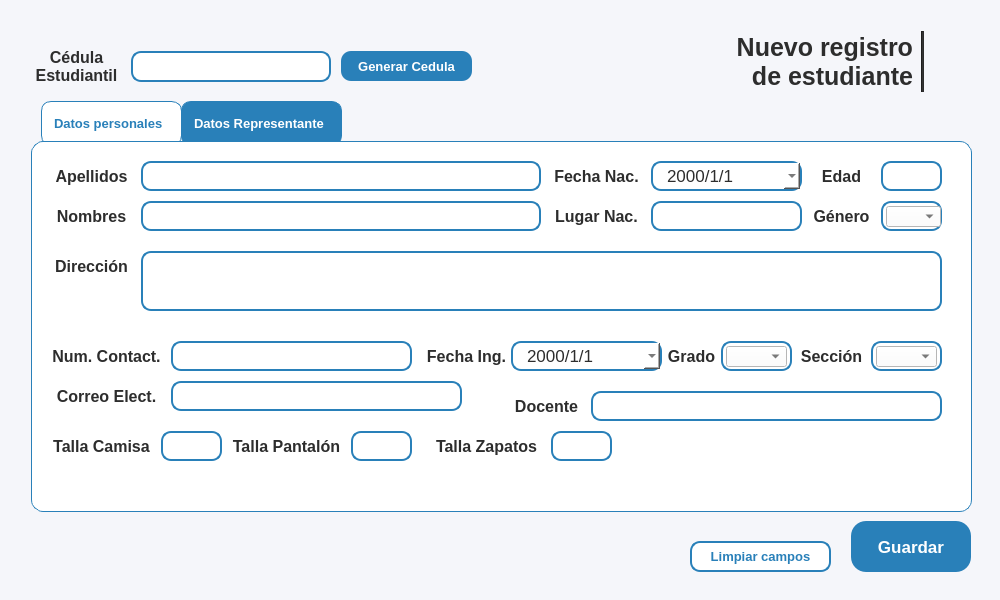
This is resources/ui/registro_estu.ui in Proyecto-Uptjaa/Proyecto_SIRA as Qt 5 draws it before an edit. The edited form follows.
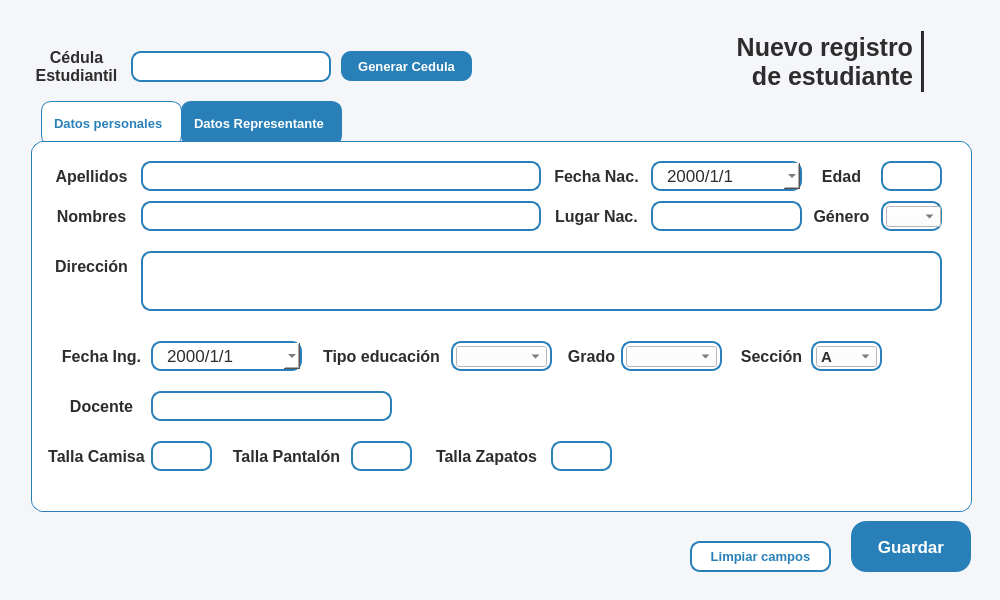
This is the edited form. The open tabs and pages were chosen to show the change. Icons and pictures are not drawn.

Commit message: Ajustes en interfaz: Agregado campo de Tipo Educacion, y eliminacion de campos para num. contact y correo.

Diff of the .ui file:
```diff
--- a/resources/ui/registro_estu.ui
+++ b/resources/ui/registro_estu.ui
@@ -705,97 +705,12 @@
             <set>Qt::AlignmentFlag::AlignCenter</set>
            </property>
           </widget>
-          <widget class="QLineEdit" name="lneNum_reg_estu">
-           <property name="geometry">
-            <rect>
-             <x>130</x>
-             <y>190</y>
-             <width>241</width>
-             <height>30</height>
-            </rect>
-           </property>
-           <property name="minimumSize">
-            <size>
-             <width>100</width>
-             <height>30</height>
-            </size>
-           </property>
-           <property name="maximumSize">
-            <size>
-             <width>400</width>
-             <height>30</height>
-            </size>
-           </property>
-           <property name="font">
-            <font>
-             <family>Segoe UI</family>
-            </font>
-           </property>
-           <property name="focusPolicy">
-            <enum>Qt::FocusPolicy::ClickFocus</enum>
-           </property>
-           <property name="styleSheet">
-            <string notr="true">QLineEdit {
-    border: 2px solid #2980b9;
-    border-radius: 10px;
-    padding: 3px 8px;
-    background-color: white;
-}</string>
-           </property>
-           <property name="text">
-            <string/>
-           </property>
-           <property name="alignment">
-            <set>Qt::AlignmentFlag::AlignLeading|Qt::AlignmentFlag::AlignLeft|Qt::AlignmentFlag::AlignVCenter</set>
-           </property>
-           <property name="placeholderText">
-            <string/>
-           </property>
-          </widget>
           <widget class="QLabel" name="label_31">
            <property name="geometry">
             <rect>
-             <x>10</x>
-             <y>230</y>
-             <width>111</width>
-             <height>30</height>
-            </rect>
-           </property>
-           <property name="minimumSize">
-            <size>
-             <width>0</width>
-             <height>30</height>
-            </size>
-           </property>
-           <property name="maximumSize">
-            <size>
-             <width>16777215</width>
-             <height>30</height>
-            </size>
-           </property>
-           <property name="font">
-            <font>
-             <family>Segoe UI</family>
-             <pointsize>12</pointsize>
-             <bold>true</bold>
-            </font>
-           </property>
-           <property name="styleSheet">
-            <string notr="true">background-color: transparent;</string>
-           </property>
-           <property name="text">
-            <string>Correo Elect.</string>
-           </property>
-           <property name="alignment">
-            <set>Qt::AlignmentFlag::AlignCenter</set>
-           </property>
-          </widget>
-          <widget class="QLabel" name="label_32">
-           <property name="geometry">
-            <rect>
-             <x>10</x>
+             <x>280</x>
              <y>190</y>
-             <width>111</width>
+             <width>121</width>
              <height>30</height>
             </rect>
            </property>
@@ -822,63 +737,16 @@
             <string notr="true">background-color: transparent;</string>
            </property>
            <property name="text">
-            <string>Num. Contact.</string>
+            <string>Tipo educación</string>
            </property>
            <property name="alignment">
             <set>Qt::AlignmentFlag::AlignCenter</set>
            </property>
           </widget>
-          <widget class="QLineEdit" name="lneCorreo_reg_estu">
-           <property name="geometry">
-            <rect>
-             <x>130</x>
-             <y>230</y>
-             <width>291</width>
-             <height>30</height>
-            </rect>
-           </property>
-           <property name="minimumSize">
-            <size>
-             <width>100</width>
-             <height>30</height>
-            </size>
-           </property>
-           <property name="maximumSize">
-            <size>
-             <width>400</width>
-             <height>30</height>
-            </size>
-           </property>
-           <property name="font">
-            <font>
-             <family>Segoe UI</family>
-            </font>
-           </property>
-           <property name="focusPolicy">
-            <enum>Qt::FocusPolicy::ClickFocus</enum>
-           </property>
-           <property name="styleSheet">
-            <string notr="true">QLineEdit {
-    border: 2px solid #2980b9;
-    border-radius: 10px;
-    padding: 3px 8px;
-    background-color: white;
-}</string>
-           </property>
-           <property name="text">
-            <string/>
-           </property>
-           <property name="alignment">
-            <set>Qt::AlignmentFlag::AlignLeading|Qt::AlignmentFlag::AlignLeft|Qt::AlignmentFlag::AlignVCenter</set>
-           </property>
-           <property name="placeholderText">
-            <string/>
-           </property>
-          </widget>
           <widget class="QLabel" name="label_33">
            <property name="geometry">
             <rect>
-             <x>620</x>
+             <x>520</x>
              <y>190</y>
              <width>61</width>
              <height>30</height>
@@ -916,7 +784,7 @@
           <widget class="QLabel" name="label_34">
            <property name="geometry">
             <rect>
-             <x>760</x>
+             <x>700</x>
              <y>190</y>
              <width>61</width>
              <height>30</height>
@@ -954,9 +822,9 @@
           <widget class="QLineEdit" name="lneDocente_reg_estu">
            <property name="geometry">
             <rect>
-             <x>550</x>
+             <x>110</x>
              <y>240</y>
-             <width>351</width>
+             <width>241</width>
              <height>30</height>
             </rect>
            </property>
@@ -1001,9 +869,9 @@
           <widget class="QLabel" name="label_35">
            <property name="geometry">
             <rect>
-             <x>470</x>
+             <x>0</x>
              <y>240</y>
-             <width>71</width>
+             <width>121</width>
              <height>30</height>
             </rect>
            </property>
@@ -1039,9 +907,9 @@
           <widget class="QLabel" name="label_42">
            <property name="geometry">
             <rect>
-             <x>10</x>
-             <y>280</y>
-             <width>101</width>
+             <x>0</x>
+             <y>290</y>
+             <width>111</width>
              <height>30</height>
             </rect>
            </property>
@@ -1077,8 +945,8 @@
           <widget class="QLineEdit" name="lneTallaC_reg_estu">
            <property name="geometry">
             <rect>
-             <x>120</x>
-             <y>280</y>
+             <x>110</x>
+             <y>290</y>
              <width>61</width>
              <height>30</height>
             </rect>
@@ -1125,7 +993,7 @@
            <property name="geometry">
             <rect>
              <x>190</x>
-             <y>280</y>
+             <y>290</y>
              <width>111</width>
              <height>30</height>
             </rect>
@@ -1163,7 +1031,7 @@
            <property name="geometry">
             <rect>
              <x>310</x>
-             <y>280</y>
+             <y>290</y>
              <width>61</width>
              <height>30</height>
             </rect>
@@ -1210,7 +1078,7 @@
            <property name="geometry">
             <rect>
              <x>510</x>
-             <y>280</y>
+             <y>290</y>
              <width>61</width>
              <height>30</height>
             </rect>
@@ -1257,7 +1125,7 @@
            <property name="geometry">
             <rect>
              <x>390</x>
-             <y>280</y>
+             <y>290</y>
              <width>111</width>
              <height>30</height>
             </rect>
@@ -1381,7 +1249,7 @@
           <widget class="QDateEdit" name="lneFechaIng_reg_estu">
            <property name="geometry">
             <rect>
-             <x>470</x>
+             <x>110</x>
              <y>190</y>
              <width>151</width>
              <height>30</height>
@@ -1457,9 +1325,9 @@
           <widget class="QLabel" name="lblStudent_fechaIng">
            <property name="geometry">
             <rect>
-             <x>380</x>
+             <x>0</x>
              <y>190</y>
-             <width>91</width>
+             <width>121</width>
              <height>30</height>
             </rect>
            </property>
@@ -1495,9 +1363,9 @@
           <widget class="QFrame" name="frGrado_reg_estu">
            <property name="geometry">
             <rect>
-             <x>680</x>
+             <x>580</x>
              <y>190</y>
-             <width>71</width>
+             <width>101</width>
              <height>30</height>
             </rect>
            </property>
@@ -1538,7 +1406,7 @@
              <rect>
               <x>5</x>
               <y>5</y>
-              <width>61</width>
+              <width>91</width>
               <height>21</height>
              </rect>
             </property>
@@ -1607,7 +1475,7 @@
           <widget class="QFrame" name="frseccion">
            <property name="geometry">
             <rect>
-             <x>830</x>
+             <x>770</x>
              <y>190</y>
              <width>71</width>
              <height>30</height>
@@ -1679,11 +1547,6 @@
               <height>5</height>
              </size>
             </property>
-            <item>
-             <property name="text">
-              <string/>
-             </property>
-            </item>
             <item>
              <property name="text">
               <string>A</string>
@@ -1793,6 +1656,98 @@
             </item>
            </widget>
           </widget>
+          <widget class="QFrame" name="frGrado_reg_estu_2">
+           <property name="geometry">
+            <rect>
+             <x>410</x>
+             <y>190</y>
+             <width>101</width>
+             <height>30</height>
+            </rect>
+           </property>
+           <property name="minimumSize">
+            <size>
+             <width>70</width>
+             <height>30</height>
+            </size>
+           </property>
+           <property name="maximumSize">
+            <size>
+             <width>200</width>
+             <height>40</height>
+            </size>
+           </property>
+           <property name="styleSheet">
+            <string notr="true">QFrame{
+	background-color: white;
+	border: 1.5px solid #2980b9;
+	border-radius: 10px;
+}
+QComboBox QAbstractItemView {
+    border: 1px solid #ccc;
+    border-radius: 5px;
+    background-color: white;
+    color: #333;
+}
+</string>
+           </property>
+           <property name="frameShape">
+            <enum>QFrame::Shape::StyledPanel</enum>
+           </property>
+           <property name="frameShadow">
+            <enum>QFrame::Shadow::Raised</enum>
+           </property>
+           <widget class="QComboBox" name="cbxTipoEdu_reg_estu">
+            <property name="geometry">
+             <rect>
+              <x>5</x>
+              <y>5</y>
+              <width>91</width>
+              <height>21</height>
+             </rect>
+            </property>
+            <property name="maximumSize">
+             <size>
+              <width>180</width>
+              <height>30</height>
+             </size>
+            </property>
+            <property name="font">
+             <font>
+              <family>Segoe UI</family>
+              <pointsize>11</pointsize>
+              <bold>true</bold>
+             </font>
+            </property>
+            <property name="cursor">
+             <cursorShape>PointingHandCursor</cursorShape>
+            </property>
+            <property name="styleSheet">
+             <string notr="true"/>
+            </property>
+            <property name="iconSize">
+             <size>
+              <width>5</width>
+              <height>5</height>
+             </size>
+            </property>
+            <item>
+             <property name="text">
+              <string/>
+             </property>
+            </item>
+            <item>
+             <property name="text">
+              <string>Inicial</string>
+             </property>
+            </item>
+            <item>
+             <property name="text">
+              <string>Primaria</string>
+             </property>
+            </item>
+           </widget>
+          </widget>
          </widget>
          <widget class="QWidget" name="representante">
           <widget class="QLabel" name="lblStudent_nombres_3">
```
Left out of the diff: 2 changed lines with no effect on the pictures. The commit also changes 2 other files.
